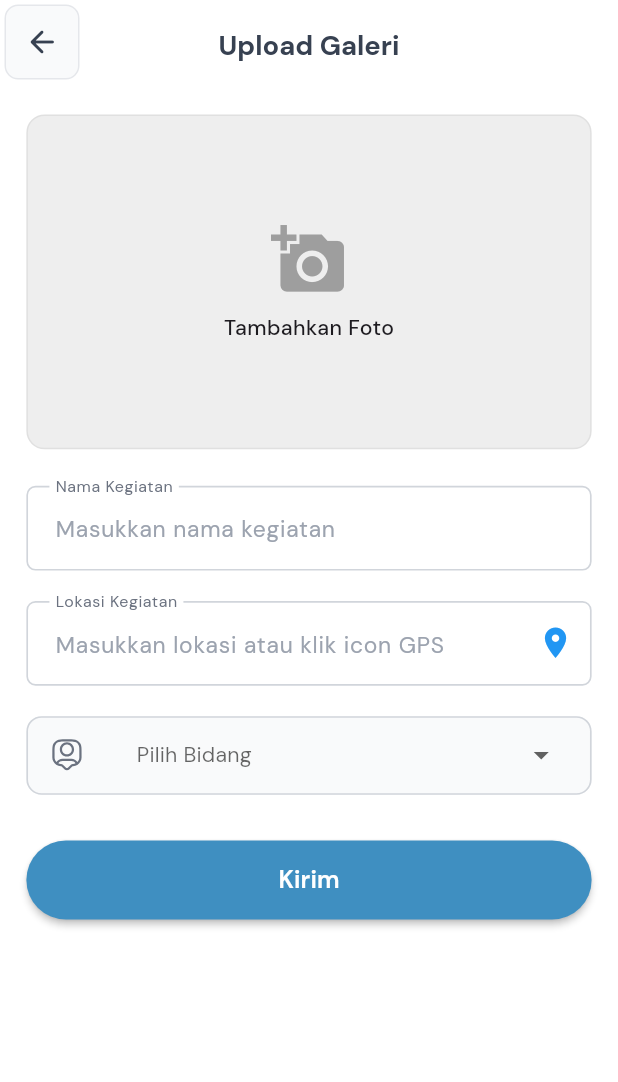
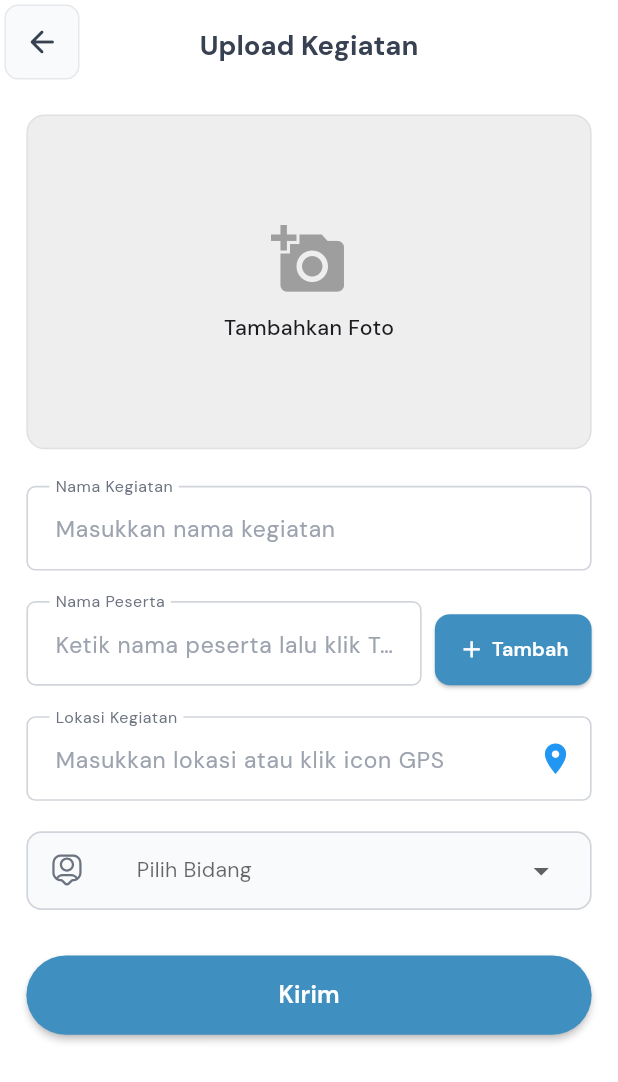
Before and after one commit to muhammadazriel313-wq/Mobile_E-PKK, a Flutter app: the HomeScreen screen opened by its route, after a tap on "Tambah Foto kegiatan", on a phone screen of 412 x 824 dp. Shown: the top 1082 px of the screen. Run offline on Flutter 3.47's test engine with Material 3 defaults, Android fonts, the phone set to English and light mode, and no system bars; drawn by our look-alikes of zoom_tap_animation; our stand-ins replace carousel_slider, device_preview, dio, dropdown_button2, firebase_core, firebase_messaging and 10 more; accounts and stored records are empty; network calls fail.

Commit message:
feat(kegiatan): penyesuaian nama kegiatan, multi nama peserta, dan kompatibilitas web upload

```diff
--- a/lib/core/api_helper.dart
+++ b/lib/core/api_helper.dart
@@ -3,7 +3,9 @@ import 'package:dio/dio.dart';
 class ApiHelper {
   final Dio _dio = Dio(
     BaseOptions(
-      baseUrl: 'https://epkknganjuk.pbltifnganjuk.com/api',
+      // [PERUBAHAN 03-10-2026] Mengembalikan baseUrl ke http://127.0.0.1:8000/api (menggunakan adb reverse di emulator); 10.0.2.2 dinonaktifkan
+      // baseUrl: 'http://10.0.2.2:8000/api',
+      baseUrl: 'http://127.0.0.1:8000/api',
       connectTimeout: const Duration(seconds: 10),
       receiveTimeout: const Duration(seconds: 10),
       headers: {
--- a/lib/features/home/home_screen.dart
+++ b/lib/features/home/home_screen.dart
@@ -195,7 +195,7 @@ class _HomeScreenState extends State<HomeScreen> {
 
                         titleText: 'Tambah Foto kegiatan',
 
-                        subTitle: 'upload galeri kegiatan PKK disini',
+                        subTitle: 'upload kegiatan PKK disini',
 
                         imageAssets: 'assets/images/ic_gallery.png',
 
--- a/lib/features/laporan/upload_galeri/upload_galeri_model.dart
+++ b/lib/features/laporan/upload_galeri/upload_galeri_model.dart
@@ -46,10 +46,11 @@ class GaleriEntry {
   final Role role;
   final Organization organization;
 
-  //TAMBAHAN LOKASI
+  //TAMBAHAN LOKASI & NAMA PESERTA
   final String? lokasi;
   final double? latitude;
   final double? longitude;
+  final String? namaPeserta;
 
   GaleriEntry({
     required this.id,
@@ -67,6 +68,7 @@ class GaleriEntry {
     this.lokasi,
     this.latitude,
     this.longitude,
+    this.namaPeserta,
   });
 
   factory GaleriEntry.fromJson(Map<String, dynamic> json) {
@@ -84,7 +86,7 @@ class GaleriEntry {
       role: Role.fromJson(json['role']),
       organization: Organization.fromJson(json['organization']),
 
-      //LOKASI
+      //LOKASI & PESERTA
       lokasi: json['lokasi'],
       latitude: json['latitude'] != null
           ? double.tryParse(json['latitude'].toString())
@@ -92,6 +94,7 @@ class GaleriEntry {
       longitude: json['longitude'] != null
           ? double.tryParse(json['longitude'].toString())
           : null,
+      namaPeserta: json['nama_peserta']?.toString(),
     );
   }
 
@@ -110,10 +113,11 @@ class GaleriEntry {
       'role': role.toJson(),
       'organization': organization.toJson(),
 
-     // LOKASI
+     // LOKASI & PESERTA
       'lokasi': lokasi,
       'latitude': latitude,
       'longitude': longitude,
+      'nama_peserta': namaPeserta,
     };
   }
 }
--- a/lib/features/laporan/upload_galeri/upload_galeri_screen.dart
+++ b/lib/features/laporan/upload_galeri/upload_galeri_screen.dart
@@ -1,4 +1,5 @@
 import 'dart:async';
+import 'dart:convert';
 import 'dart:io';
 
 import 'package:epkk_nganjuk/common/appbar/custom_appbar.dart';
@@ -8,6 +9,7 @@ import 'package:epkk_nganjuk/features/auth/component/drop_down.dart';
 import 'package:epkk_nganjuk/features/auth/component/input_form_field.dart';
 import 'package:epkk_nganjuk/features/laporan/upload_galeri/upload_galerii_controller.dart';
 
+import 'package:flutter/foundation.dart';
 import 'package:flutter/material.dart';
 import 'package:get/get.dart';
 
@@ -31,6 +33,10 @@ class _UploadGaleriPageState extends State<UploadGaleriPage> {
 
   final TextEditingController _lokasiController = TextEditingController();
 
+  final TextEditingController _namaPesertaInputController = TextEditingController();
+
+  final List<String> _pesertaList = [];
+
   double? latitude;
   double? longitude;
 
@@ -39,6 +45,8 @@ class _UploadGaleriPageState extends State<UploadGaleriPage> {
   final _formKey = GlobalKey<FormState>();
 
   File? _image;
+  Uint8List? _imageBytes;
+  String? _imageName;
 
   final _picker = ImagePicker();
 
@@ -74,7 +82,7 @@ class _UploadGaleriPageState extends State<UploadGaleriPage> {
       _bidangList = [
         'Kader Pokja I',
         'Penghayatan & Pengamalan Pancasila',
-
+        'Gotong Royong',
       ];
     } else if (id_organization == '2') {
       _bidangList = [
@@ -104,6 +112,48 @@ class _UploadGaleriPageState extends State<UploadGaleriPage> {
     }
   }
 
+  void _tambahPeserta() {
+    final nama = _namaPesertaInputController.text.trim();
+    if (nama.isEmpty) {
+      Get.snackbar(
+        'Peringatan',
+        'Nama peserta tidak boleh kosong',
+        snackPosition: SnackPosition.TOP,
+        backgroundColor: Colors.orange.shade600,
+        colorText: Colors.white,
+        margin: const EdgeInsets.all(12),
+        borderRadius: 12,
+        duration: const Duration(seconds: 2),
+      );
+      return;
+    }
+
+    if (_pesertaList.any((p) => p.toLowerCase() == nama.toLowerCase())) {
+      Get.snackbar(
+        'Peringatan',
+        'Nama peserta "$nama" sudah ada dalam daftar',
+        snackPosition: SnackPosition.TOP,
+        backgroundColor: Colors.orange.shade600,
+        colorText: Colors.white,
+        margin: const EdgeInsets.all(12),
+        borderRadius: 12,
+        duration: const Duration(seconds: 2),
+      );
+      return;
+    }
+
+    setState(() {
+      _pesertaList.add(nama);
+      _namaPesertaInputController.clear();
+    });
+  }
+
+  void _hapusPeserta(int index) {
+    setState(() {
+      _pesertaList.removeAt(index);
+    });
+  }
+
   Future<void> _pickImage(ImageSource source) async {
     try {
       final pickedFile = await _picker.pickImage(
@@ -112,8 +162,11 @@ class _UploadGaleriPageState extends State<UploadGaleriPage> {
       );
 
       if (pickedFile != null) {
+        final bytes = await pickedFile.readAsBytes();
         setState(() {
           _image = File(pickedFile.path);
+          _imageBytes = bytes;
+          _imageName = pickedFile.name;
         });
       }
     } catch (e) {
@@ -276,16 +329,21 @@ class _UploadGaleriPageState extends State<UploadGaleriPage> {
       return;
     }
 
+    String? namaPesertaJson =
+        _pesertaList.isNotEmpty ? jsonEncode(_pesertaList) : null;
+
     await _controller.submitDataGaleri(
       idUser: id_user!,
       deskripsi: _namaKegiatanController.text,
-
+      namaPeserta: namaPesertaJson,
       lokasi: _lokasiController.text,
 
       latitude: latitude,
       longitude: longitude,
 
       gambar: _image!.path,
+      gambarBytes: _imageBytes,
+      namaFile: _imageName,
 
       pokja: name_organization!,
 
@@ -303,6 +361,8 @@ class _UploadGaleriPageState extends State<UploadGaleriPage> {
 
   void _resetForm() {
     _namaKegiatanController.clear();
+    _namaPesertaInputController.clear();
+    _pesertaList.clear();
 
     _lokasiController.clear();
 
@@ -311,6 +371,8 @@ class _UploadGaleriPageState extends State<UploadGaleriPage> {
 
     setState(() {
       _image = null;
+      _imageBytes = null;
+      _imageName = null;
       _selectedBidang = null;
     });
   }
@@ -323,7 +385,7 @@ class _UploadGaleriPageState extends State<UploadGaleriPage> {
       backgroundColor: Colors.white,
 
       appBar: AppBarPrimary(
-        title: 'Upload Galeri',
+        title: 'Upload Kegiatan',
 
         onBack: () {
           if (_namaKegiatanController.text.isEmpty &&
@@ -393,7 +455,11 @@ class _UploadGaleriPageState extends State<UploadGaleriPage> {
                               ? ClipRRect(
                                   borderRadius: BorderRadius.circular(12.r),
 
-                                  child: Image.file(_image!, fit: BoxFit.cover),
+                                  // [PERUBAHAN 03-10-2026] Mendukung preview gambar di Flutter Web (Chrome); kode lama di bawah dinonaktifkan
+                                  // child: Image.file(_image!, fit: BoxFit.cover),
+                                  child: kIsWeb
+                                      ? Image.network(_image!.path, fit: BoxFit.cover)
+                                      : Image.file(_image!, fit: BoxFit.cover),
                                 )
                               : Column(
                                   mainAxisAlignment: MainAxisAlignment.center,
@@ -435,6 +501,66 @@ class _UploadGaleriPageState extends State<UploadGaleriPage> {
 
                         validator: (value) =>
                             value!.isEmpty ? 'Harap isi nama kegiatan' : null,
+                      ),
+
+                      SizedBox(height: 20.h),
+
+                      /// NAMA PESERTA
+                      Column(
+                        crossAxisAlignment: CrossAxisAlignment.start,
+                        children: [
+                          Row(
+                            crossAxisAlignment: CrossAxisAlignment.end,
+                            children: [
+                              Expanded(
+                                child: InputFormField(
+                                  controller: _namaPesertaInputController,
+                                  label: 'Nama Peserta',
+                                  hintText: 'Ketik nama peserta lalu klik Tambah',
+                                  textInputAction: TextInputAction.done,
+                                ),
+                              ),
+                              SizedBox(width: 8.w),
+                              ElevatedButton(
+                                onPressed: _tambahPeserta,
+                                style: ElevatedButton.styleFrom(
+                                  padding: EdgeInsets.symmetric(horizontal: 14.w, vertical: 14.h),
+                                  shape: RoundedRectangleBorder(
+                                    borderRadius: BorderRadius.circular(10.r),
+                                  ),
+                                  backgroundColor: const Color(0xFF3F8FC1),
+                                ),
+                                child: Row(
+                                  mainAxisSize: MainAxisSize.min,
+                                  children: [
+                                    Icon(Icons.add, color: Colors.white, size: 18.sp),
+                                    SizedBox(width: 4.w),
+                                    Text('Tambah', style: TextStyle(color: Colors.white, fontSize: 13.sp, fontWeight: FontWeight.w600)),
+                                  ],
+                                ),
+                              ),
+                            ],
+                          ),
+                          if (_pesertaList.isNotEmpty) ...[
+                            SizedBox(height: 10.h),
+                            Wrap(
+                              spacing: 8.w,
+                              runSpacing: 6.h,
+                              children: List.generate(_pesertaList.length, (index) {
+                                return Chip(
+                                  backgroundColor: Colors.blue.shade50,
+                                  side: BorderSide(color: Colors.blue.shade200),
+                                  label: Text(
+                                    '${index + 1}. ${_pesertaList[index]}',
+                                    style: TextStyle(fontSize: 12.sp, color: Colors.blue.shade900, fontWeight: FontWeight.w500),
+                                  ),
+                                  deleteIcon: Icon(Icons.close, size: 16.sp, color: Colors.red.shade400),
+                                  onDeleted: () => _hapusPeserta(index),
+                                );
+                              }),
+                            ),
+                          ],
+                        ],
                       ),
 
                       SizedBox(height: 20.h),
@@ -542,7 +668,7 @@ class _UploadGaleriPageState extends State<UploadGaleriPage> {
   @override
   void dispose() {
     _namaKegiatanController.dispose();
-
+    _namaPesertaInputController.dispose();
     _lokasiController.dispose();
 
     super.dispose();
```
Also changed, not shown: lib/features/laporan/upload_galeri/upload_galerii_controller.dart (+12 -1 lines).
